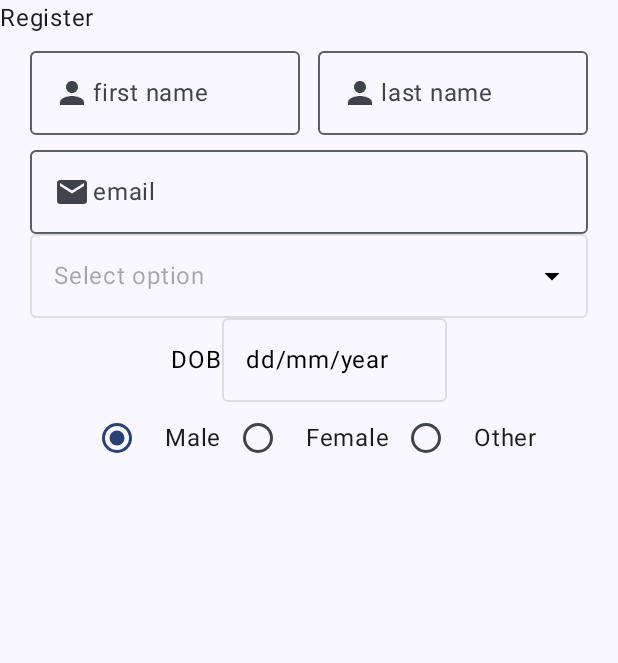
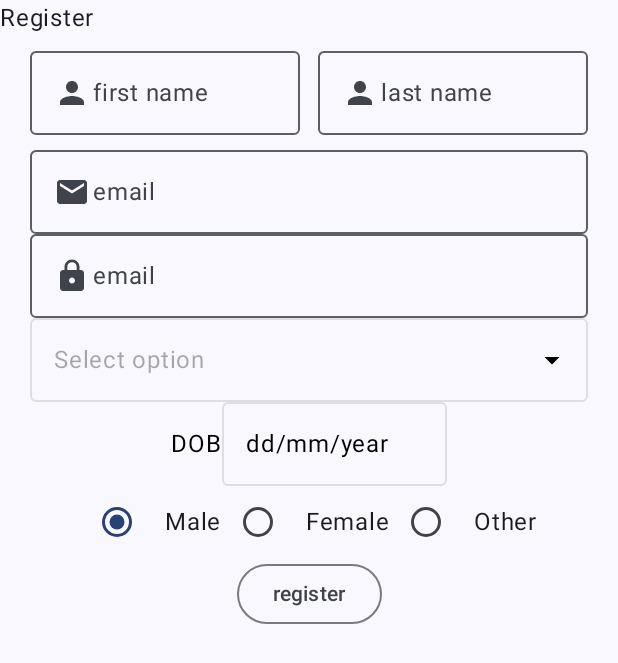
Before and after one commit to SamipTmg614/Kotlinreg, an Android app built with Jetpack Compose: the signupActivity screen opened directly, with no data from a screen before it, on a phone screen of 412 x 824 dp. Shown: the top 663 px of the screen. Run offline under Robolectric (Android 15) with nearby library versions, the phone set to English and light mode, and no system bars.

Commit message:
local storage

```diff
--- a/app/src/main/java/com/example/testapp/signupActivity.kt
+++ b/app/src/main/java/com/example/testapp/signupActivity.kt
@@ -9,7 +9,7 @@ import androidx.activity.compose.setContent
 import androidx.activity.enableEdgeToEdge
 import androidx.compose.foundation.Image
 import androidx.compose.foundation.clickable
-import androidx.compose.foundation.layout.Arrangement
+
 import androidx.compose.foundation.layout.Box
 import androidx.compose.foundation.layout.Column
 import androidx.compose.foundation.layout.PaddingValues
@@ -55,8 +55,14 @@ import com.example.testapp.ui.theme.TestAppTheme
 import org.intellij.lang.annotations.JdkConstants
 import java.util.Calendar
 import android.app.DatePickerDialog
+import android.content.Context
+import android.content.SharedPreferences
+import android.widget.Toast
+import androidx.compose.foundation.layout.Arrangement
+import androidx.compose.material3.OutlinedButton
 import androidx.compose.material3.RadioButton
 import androidx.compose.ui.Alignment
+import androidx.compose.ui.focus.focusModifier
 
 class signupActivity : ComponentActivity() {
     override fun onCreate(savedInstanceState: Bundle?) {
@@ -78,6 +84,7 @@ fun MainBody(innerPadding: PaddingValues){
     var firstName by remember { mutableStateOf("") }
     var lastName by remember { mutableStateOf("") }
     var email by remember { mutableStateOf("") }
+    var password by remember { mutableStateOf("") }
     var gender by remember { mutableStateOf("") }
     var terms by remember { mutableStateOf(false) }
     var expanded by remember { mutableStateOf(false) }
@@ -103,6 +110,10 @@ fun MainBody(innerPadding: PaddingValues){
 
     var selectedGender by remember { mutableStateOf("Male") }
     val genderOptions = listOf("Male", "Female", "Other")
+
+    val SharedPreferences = context.getSharedPreferences("Users",Context.MODE_PRIVATE)
+    val editor = SharedPreferences.edit()
+
 
     Column (modifier = Modifier.fillMaxSize().padding(innerPadding),horizontalAlignment = Alignment.CenterHorizontally){
         Text(
@@ -156,6 +167,21 @@ fun MainBody(innerPadding: PaddingValues){
             prefix = {
                 Icon(
                     imageVector = Icons.Default.Email,
+                    contentDescription = null
+                )
+            },
+        )
+        OutlinedTextField(
+            value = password,
+            onValueChange = {
+                password = it
+            },
+            modifier = Modifier.width(372.dp),
+            placeholder = {Text("email")},
+            keyboardOptions = KeyboardOptions(keyboardType = KeyboardType.Text),
+            prefix = {
+                Icon(
+                    imageVector = Icons.Default.Lock,
                     contentDescription = null
                 )
             },
@@ -232,6 +258,33 @@ fun MainBody(innerPadding: PaddingValues){
 
             }
         }
+        Row (modifier = Modifier.fillMaxWidth(),
+            horizontalArrangement = Arrangement.Center){
+            OutlinedButton(
+                onClick = {
+
+                    val Localemail: String = SharedPreferences.getString("email","").toString()
+                    editor.putString("email",email)
+                    editor.putString("firstname",firstName)
+                    editor.putString("lastname",lastName)
+                    editor.putString("password",password)
+                    editor.apply()
+                    if (email == Localemail){
+                        Toast.makeText(context,"user already exists",Toast.LENGTH_SHORT).show()
+                    }
+                    else{
+                        val intent = context.packageManager.getLaunchIntentForPackage("com.example.testapp")
+                        context.startActivity(intent)
+                    }
+
+                }
+            ) {
+               Text(text = "register")
+
+            }
+
+
+        }
 
     }
 }
```
Also changed, not shown: app/src/main/java/com/example/testapp/LoginActivity.kt (+8 -1 lines), app/src/main/java/com/example/testapp/SpalshActivity.kt (+13 -1 lines).
